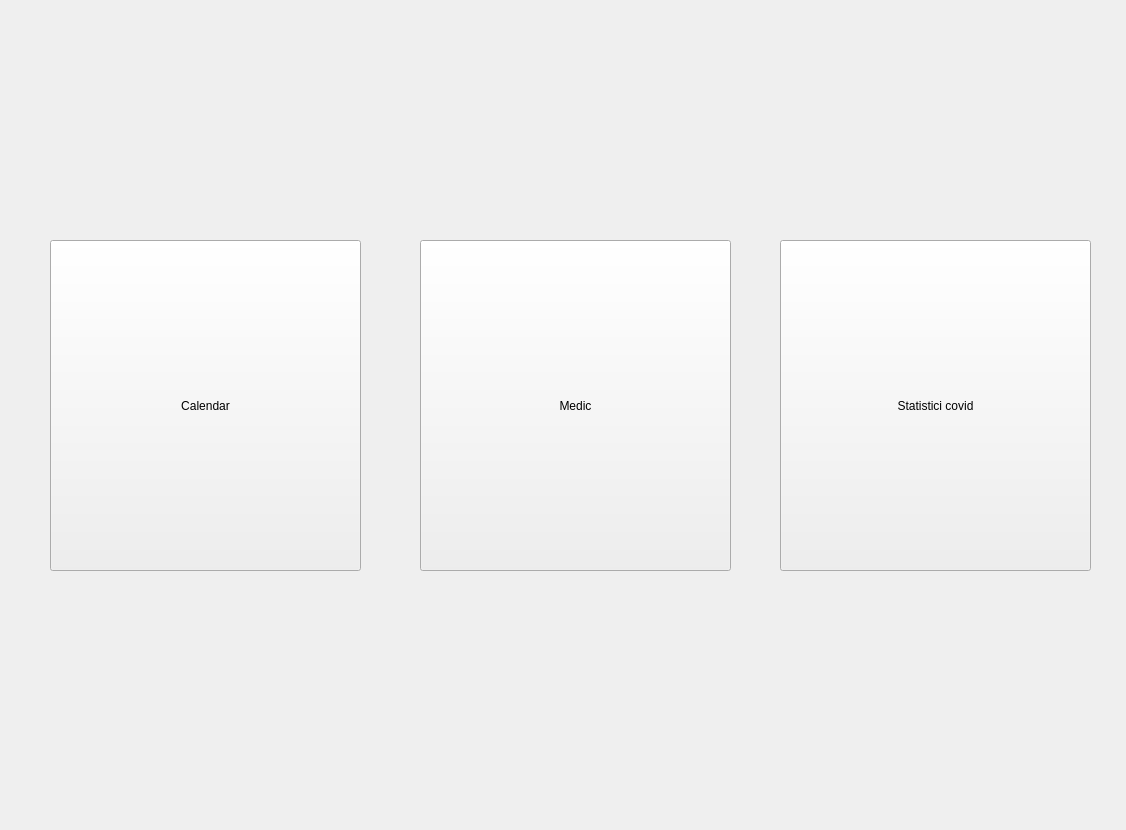
Before: the Qt Designer form DailyQuarantineApp/DailyQuarantineApp/MainWindowApp.ui in brasilnike/DNC, drawn with Qt 5.
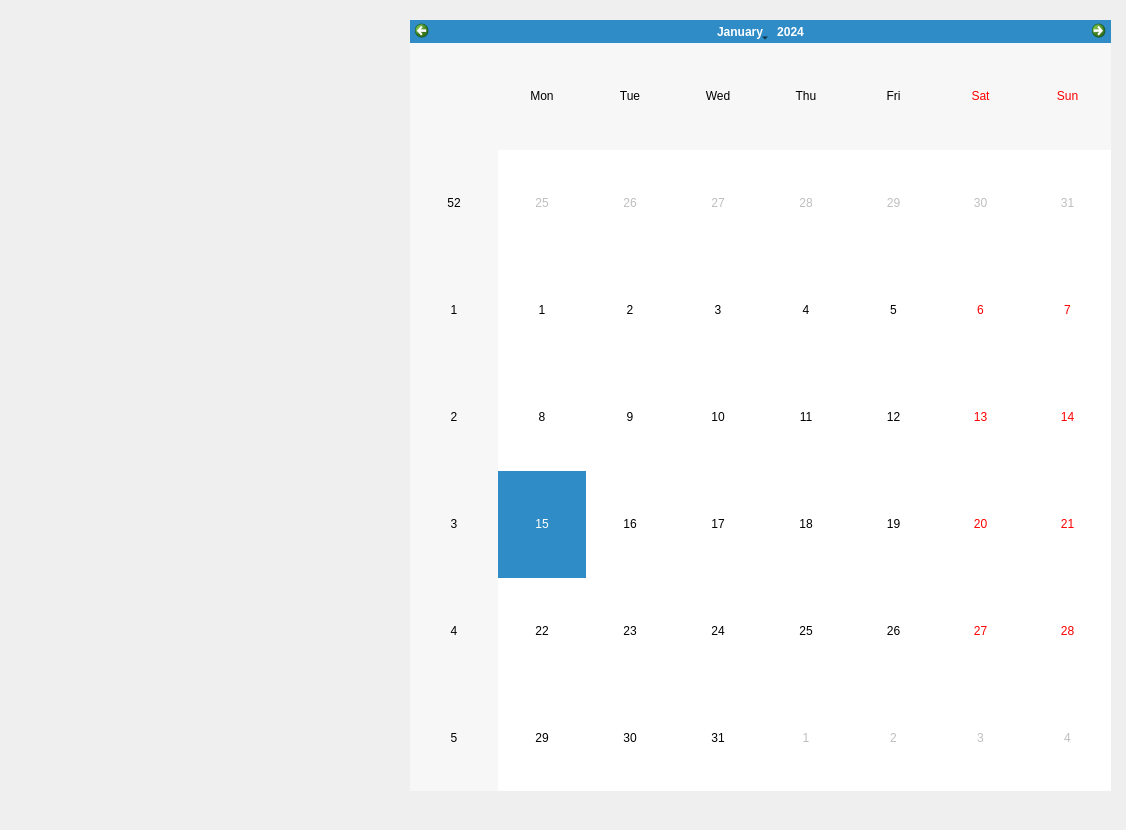
After: the same form once the commit is applied. The open tabs and pages were chosen to show the change.

Commit message: Created stacked widget for main menu

What changed in the file:
```diff
--- a/DailyQuarantineApp/DailyQuarantineApp/MainWindowApp.ui
+++ b/DailyQuarantineApp/DailyQuarantineApp/MainWindowApp.ui
@@ -66,7 +66,20 @@
      </property>
     </widget>
    </widget>
-   <widget class="QWidget" name="page_2"/>
+   <widget class="QWidget" name="CalendarPage">
+    <widget class="QCalendarWidget" name="calendarWidget">
+     <property name="geometry">
+      <rect>
+       <x>400</x>
+       <y>10</y>
+       <width>701</width>
+       <height>771</height>
+      </rect>
+     </property>
+    </widget>
+   </widget>
+   <widget class="QWidget" name="CovidPage"/>
+   <widget class="QWidget" name="MedicPage"/>
   </widget>
  </widget>
  <layoutdefault spacing="6" margin="11"/>
```
Left out of the diff: 2 changed lines with no effect on the pictures. The commit also changes 3 other files.
